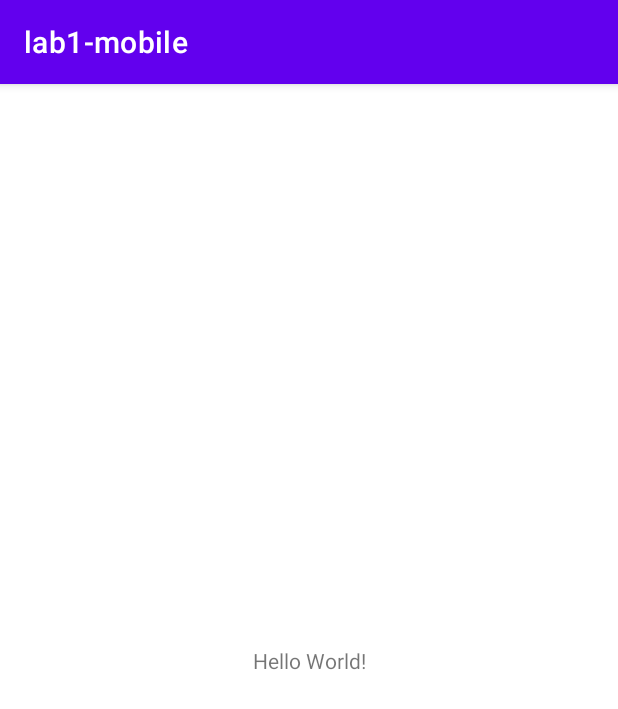
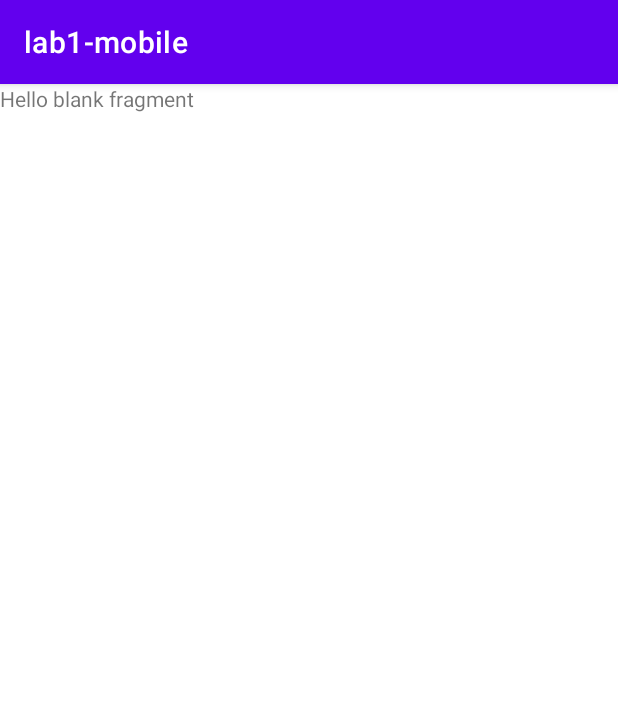
Before and after one commit to MrHrapylka/lab1-mobile, an Android app: the screen it shows after launch (MainActivity), on a phone screen of 412 x 824 dp. Shown: the top 709 px of the screen. Run offline under Robolectric (Android 15) with nearby library versions, the phone set to English and light mode, and no system bars.

Commit message:
Add BlankFragment

```diff
--- /dev/null
+++ b/app/src/main/java/com/example/lab1_mobile/BlankFragment.kt
@@ -0,0 +1,59 @@
+package com.example.lab1_mobile
+
+import android.os.Bundle
+import androidx.fragment.app.Fragment
+import android.view.LayoutInflater
+import android.view.View
+import android.view.ViewGroup
+
+// TODO: Rename parameter arguments, choose names that match
+// the fragment initialization parameters, e.g. ARG_ITEM_NUMBER
+private const val ARG_PARAM1 = "param1"
+private const val ARG_PARAM2 = "param2"
+
+/**
+ * A simple [Fragment] subclass.
+ * Use the [BlankFragment.newInstance] factory method to
+ * create an instance of this fragment.
+ */
+class BlankFragment : Fragment() {
+    // TODO: Rename and change types of parameters
+    private var param1: String? = null
+    private var param2: String? = null
+
+    override fun onCreate(savedInstanceState: Bundle?) {
+        super.onCreate(savedInstanceState)
+        arguments?.let {
+            param1 = it.getString(ARG_PARAM1)
+            param2 = it.getString(ARG_PARAM2)
+        }
+    }
+
+    override fun onCreateView(
+        inflater: LayoutInflater, container: ViewGroup?,
+        savedInstanceState: Bundle?
+    ): View? {
+        // Inflate the layout for this fragment
+        return inflater.inflate(R.layout.fragment_blank, container, false)
+    }
+
+    companion object {
+        /**
+         * Use this factory method to create a new instance of
+         * this fragment using the provided parameters.
+         *
+         * @param param1 Parameter 1.
+         * @param param2 Parameter 2.
+         * @return A new instance of fragment BlankFragment.
+         */
+        // TODO: Rename and change types and number of parameters
+        @JvmStatic
+        fun newInstance(param1: String, param2: String) =
+            BlankFragment().apply {
+                arguments = Bundle().apply {
+                    putString(ARG_PARAM1, param1)
+                    putString(ARG_PARAM2, param2)
+                }
+            }
+    }
+}
--- a/app/src/main/java/com/example/lab1_mobile/MainActivity.kt
+++ b/app/src/main/java/com/example/lab1_mobile/MainActivity.kt
@@ -7,5 +7,9 @@ class MainActivity : AppCompatActivity() {
     override fun onCreate(savedInstanceState: Bundle?) {
         super.onCreate(savedInstanceState)
         setContentView(R.layout.activity_main)
+        val fragment = BlankFragment()
+        supportFragmentManager.beginTransaction()
+            .add(R.id.container, fragment)
+            .commit()
     }
 }
--- a/app/src/main/res/layout/activity_main.xml
+++ b/app/src/main/res/layout/activity_main.xml
@@ -6,13 +6,10 @@
     android:layout_height="match_parent"
     tools:context=".MainActivity">
 
-    <TextView
-        android:layout_width="wrap_content"
-        android:layout_height="wrap_content"
-        android:text="Hello World!"
-        app:layout_constraintBottom_toBottomOf="parent"
-        app:layout_constraintEnd_toEndOf="parent"
-        app:layout_constraintStart_toStartOf="parent"
-        app:layout_constraintTop_toTopOf="parent" />
-
+    <FrameLayout
+        android:id="@+id/container"
+        android:layout_width="match_parent"
+        android:layout_height="match_parent"
+        tools:layout_editor_absoluteX="-16dp"
+        tools:layout_editor_absoluteY="29dp" />
 </androidx.constraintlayout.widget.ConstraintLayout>
--- /dev/null
+++ b/app/src/main/res/layout/fragment_blank.xml
@@ -0,0 +1,15 @@
+<?xml version="1.0" encoding="utf-8"?>
+<FrameLayout xmlns:android="http://schemas.android.com/apk/res/android"
+    xmlns:tools="http://schemas.android.com/tools"
+    android:layout_width="match_parent"
+    android:layout_height="match_parent"
+    tools:context=".BlankFragment">
+
+    <!-- TODO: Update blank fragment layout -->
+    <TextView
+        android:layout_width="match_parent"
+        android:layout_height="match_parent"
+        android:text="@string/hello_blank_fragment" />
+
+
+</FrameLayout>
--- a/app/src/main/res/values/strings.xml
+++ b/app/src/main/res/values/strings.xml
@@ -1,3 +1,5 @@
 <resources>
     <string name="app_name">lab1-mobile</string>
+    <!-- TODO: Remove or change this placeholder text -->
+    <string name="hello_blank_fragment">Hello blank fragment</string>
 </resources>
```
